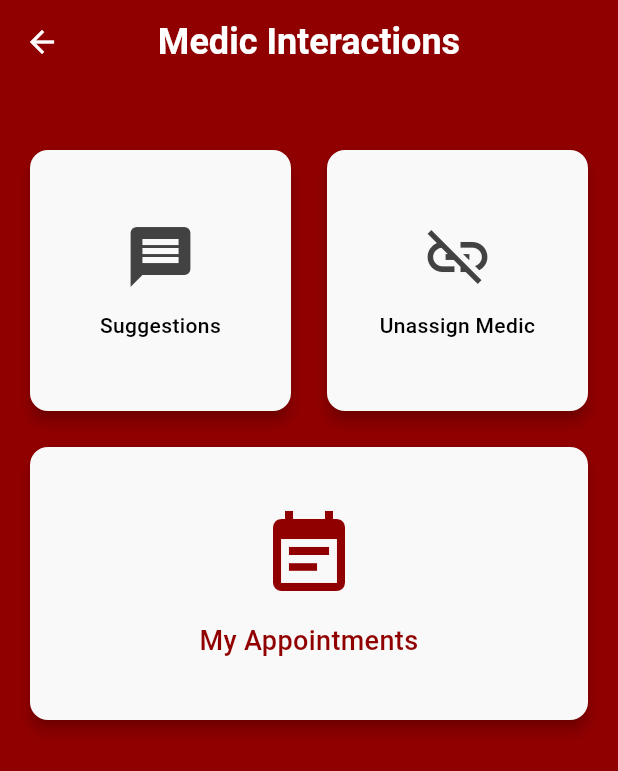
After one commit to ediizvernari/Heart_App, a Flutter app: the MedicInteractionsPage screen opened by its route, on a phone screen of 412 x 824 dp. The commit adds this screen. Shown: the top 771 px of the screen. Run offline on Flutter 3.47's test engine with Material 3 defaults, Android fonts, the phone set to English and light mode, and no system bars; our stand-ins replace flutter_secure_storage, jwt_decoder; accounts and stored records are empty.

Commit message:
user main page and medic interaction page styling

```diff
--- a/frontend/lib/features/users/presentation/controllers/user_controller.dart
+++ b/frontend/lib/features/users/presentation/controllers/user_controller.dart
@@ -50,6 +50,7 @@ class UserController extends ChangeNotifier {
 
   Future<void> assignMedic(int id) async => _wrap(() async {
     await _userRepository.assignMedic(id);
+    _hasMedic = true;
     await getMyAssignmentStatus();
     await getMyAssignedMedic();
   });
--- /dev/null
+++ b/frontend/lib/features/users/presentation/pages/medic_interactions_page.dart
@@ -0,0 +1,149 @@
+import 'package:flutter/material.dart';
+import 'package:provider/provider.dart';
+import 'package:frontend/widgets/custom_app_bar.dart';
+import '../../../../core/constants/app_colors.dart';
+import '../controllers/user_controller.dart';
+
+class MedicInteractionsPage extends StatelessWidget {
+  const MedicInteractionsPage({Key? key}) : super(key: key);
+
+  Future<void> _confirmUnassign(BuildContext context) async {
+    final userController = context.read<UserController>();
+    final ok = await showDialog<bool>(
+      context: context,
+      builder: (_) => AlertDialog(
+        title: const Text('Unassign Medic'),
+        content: const Text('Are you sure you want to unassign your medic?'),
+        actions: [
+          TextButton(
+            onPressed: () => Navigator.pop(context, false),
+            child: const Text('Cancel'),
+          ),
+          ElevatedButton(
+            onPressed: () => Navigator.pop(context, true),
+            child: const Text('Unassign'),
+          ),
+        ],
+      ),
+    );
+    if (ok == true) {
+      await userController.unassignMedic();
+      await userController.checkUserHasMedic();
+      Navigator.pop(context);
+    }
+  }
+
+  @override
+  Widget build(BuildContext context) {
+    return Scaffold(
+      backgroundColor: AppColors.primaryRed,
+
+      appBar: PreferredSize(
+        preferredSize: const Size.fromHeight(80),
+        child: CustomAppBar(
+          title: 'Medic Interactions',
+          onBack: () => Navigator.pop(context),
+        ),
+      ),
+
+      body: SingleChildScrollView(
+        padding: const EdgeInsets.all(16),
+        child: Column(
+          crossAxisAlignment: CrossAxisAlignment.stretch,
+          children: [
+            Row(
+              children: [
+                Expanded(
+                  child: AspectRatio(
+                    aspectRatio: 1,
+                    child: _ActionCard(
+                      icon: Icons.message,
+                      label: 'Suggestions',
+                      onTap: () => Navigator.pushNamed(
+                          context, '/user-suggestions'),
+                    ),
+                  ),
+                ),
+                const SizedBox(width: 16),
+                Expanded(
+                  child: AspectRatio(
+                    aspectRatio: 1,
+                    child: _ActionCard(
+                      icon: Icons.link_off,
+                      label: 'Unassign Medic',
+                      onTap: () => _confirmUnassign(context),
+                    ),
+                  ),
+                ),
+              ],
+            ),
+            const SizedBox(height: 16),
+            AspectRatio(
+              aspectRatio: 2,
+              child: _ActionCard(
+                icon: Icons.event_note,
+                label: 'My Appointments',
+                onTap: () =>
+                    Navigator.pushNamed(context, '/user-appointments'),
+                isBig: true,
+              ),
+            ),
+          ],
+        ),
+      ),
+    );
+  }
+}
+
+class _ActionCard extends StatelessWidget {
+  final IconData icon;
+  final String label;
+  final VoidCallback onTap;
+  final bool isBig;
+
+  const _ActionCard({
+    Key? key,
+    required this.icon,
+    required this.label,
+    required this.onTap,
+    this.isBig = false,
+  }) : super(key: key);
+
+  @override
+  Widget build(BuildContext context) {
+    final iconColor = isBig ? AppColors.primaryRed : Colors.grey[800]!;
+    final textColor = isBig ? AppColors.primaryRed : Colors.black;
+    final iconSize = isBig ? 64.0 : 48.0;
+    final fontSize = isBig ? 18.0 : 14.0;
+
+    return Card(
+      color: AppColors.cardBackground,
+      shape: RoundedRectangleBorder(
+        borderRadius: BorderRadius.circular(12),
+      ),
+      elevation: 4,
+      child: InkWell(
+        borderRadius: BorderRadius.circular(12),
+        onTap: onTap,
+        child: Center(
+          child: Column(
+            mainAxisSize: MainAxisSize.min,
+            children: [
+              Icon(icon, size: iconSize, color: iconColor),
+              const SizedBox(height: 12),
+              Text(
+                label,
+                textAlign: TextAlign.center,
+                style: TextStyle(
+                  fontSize: fontSize,
+                  fontWeight: FontWeight.w500,
+                  color: textColor,
+                ),
+              ),
+            ],
+          ),
+        ),
+      ),
+    );
+  }
+}
--- a/frontend/lib/routers/app_router.dart
+++ b/frontend/lib/routers/app_router.dart
@@ -12,8 +12,10 @@ import 'package:frontend/features/medical_service/data/repositories/medical_serv
 import 'package:frontend/features/medics/data/repositories/medic_repository_impl.dart';
 import 'package:frontend/features/medics/presentation/controllers/medic_filtering_controller.dart';
 import 'package:frontend/features/user_health_data/data/repositories/user_health_data_repository_impl.dart';
+import 'package:frontend/features/user_health_data/presentation/pages/client_personal_data_insertion_page.dart';
 import 'package:frontend/features/users/data/repositories/user_repository_impl.dart';
 import 'package:frontend/features/location/presentation/pages/find_medic_page.dart';
+import 'package:frontend/features/users/presentation/pages/medic_interactions_page.dart';
 import 'package:provider/provider.dart';
 
 import '../features/users/presentation/controllers/user_controller.dart';
@@ -130,9 +132,6 @@ final Map<String, WidgetBuilder> appRoutes = {
         ChangeNotifierProvider(
           create: (_) => MedicFilteringController(MedicRepositoryImpl()),
         ),
-        ChangeNotifierProvider(
-          create: (_) => UserController(UserRepositoryImpl()),
-        ),
       ],
       child: const FindMedicPage(),
       ),
@@ -148,4 +147,6 @@ final Map<String, WidgetBuilder> appRoutes = {
 
     '/user_home': (ctx) => const UserMainPage(),
     '/medic_home': (ctx) => const MedicMainPage(),
+    '/medic-interactions': (ctx) => const MedicInteractionsPage(),
+    '/user-health-data-insertion': (ctx) => const ClientPersonalDataInsertionPage(),
 };
--- /dev/null
+++ b/frontend/lib/widgets/custom_app_bar.dart
@@ -0,0 +1,50 @@
+import 'package:flutter/material.dart';
+import '../../../../core/constants/app_colors.dart';
+import '../../../../core/constants/app_text_styles.dart';
+
+class CustomAppBar extends StatelessWidget implements PreferredSizeWidget {
+  final String title;
+  final Widget? logo;
+  final VoidCallback? onBack;
+  final List<Widget>? actions;
+
+  const CustomAppBar({
+    Key? key,
+    required this.title,
+    this.logo,
+    this.onBack,
+    this.actions,
+  }) : super(key: key);
+
+  @override
+  Size get preferredSize => const Size.fromHeight(kToolbarHeight);
+
+  @override
+  Widget build(BuildContext context) {
+    return AppBar(
+      backgroundColor: AppColors.primaryRed,
+      elevation: 0,
+      leading: onBack != null
+          ? IconButton(
+              icon: const Icon(Icons.arrow_back, color: Colors.white),
+              onPressed: onBack,
+            )
+          : null,
+      title: Row(
+        mainAxisSize: MainAxisSize.min,
+        children: [
+          if (logo != null) ...[
+            logo!,
+            const SizedBox(width: 8),
+          ],
+          Text(
+            title,
+            style: AppTextStyles.welcomeHeader.copyWith(color: Colors.white),
+          ),
+        ],
+      ),
+      centerTitle: true,
+      actions: actions,
+    );
+  }
+}
```
Also changed, not shown: frontend/lib/features/auth/presentation/controllers/auth_controller.dart (+9 -0 lines), frontend/lib/features/users/presentation/pages/user_main_page.dart (+154 -125 lines), frontend/lib/handlers/available_medics_button_handler.dart (+3 -6 lines), frontend/lib/handlers/medic_assignment_handler.dart (+3 -4 lines), frontend/lib/main.dart (+55 -38 lines).
